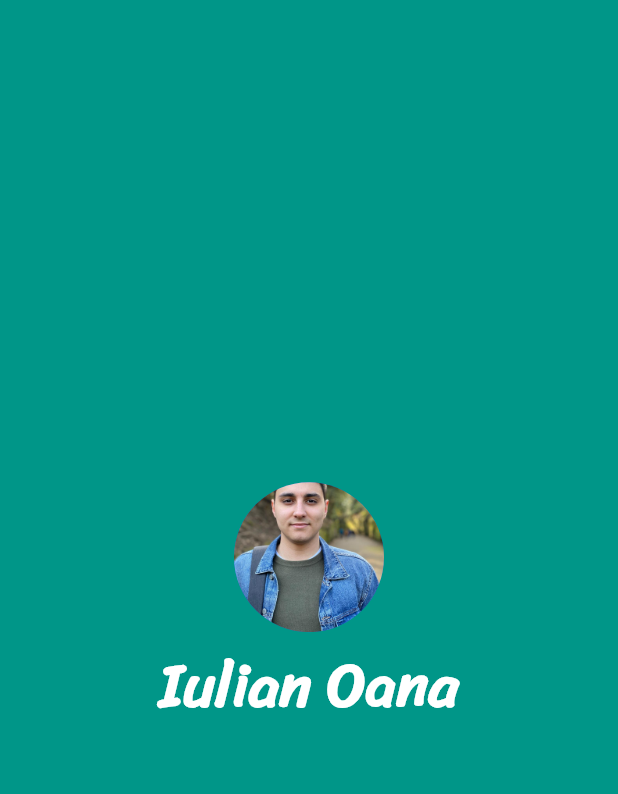
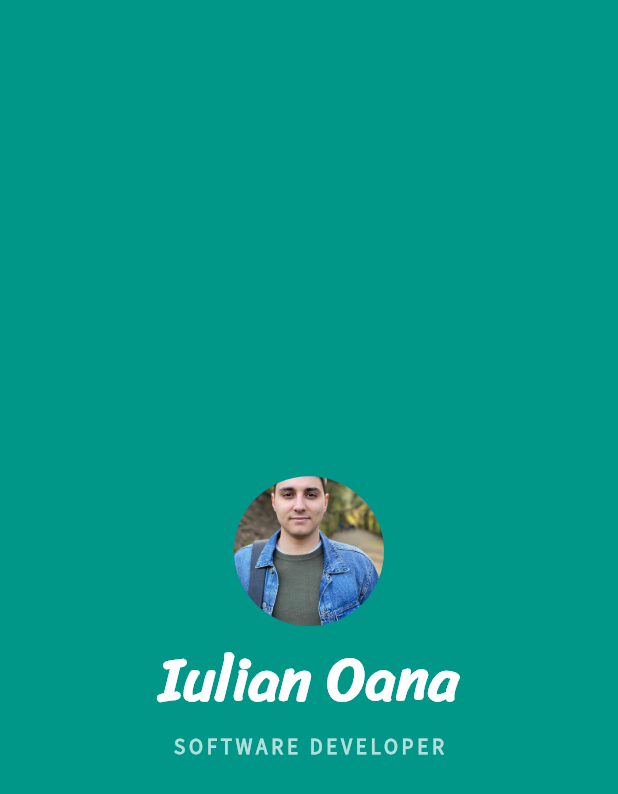
Before and after one commit to codewithiulian/my_card, a Flutter app: the screen it shows after launch, on a phone screen of 412 x 824 dp. Shown: the top 794 px of the screen. Run offline on Flutter 3.47's test engine with Material 2 defaults, Android fonts, the phone set to English and light mode, and no system bars.

Commit message:
Custom font-2

```diff
--- a/lib/main.dart
+++ b/lib/main.dart
@@ -29,9 +29,14 @@ class MyApp extends StatelessWidget {
                       fontFamily: 'Sriracha'
                     ),
                   ),
-                  Container(
-                    height: 10.0,
-                    color: Colors.white,
+                  Text(
+                    'SOFTWARE DEVELOPER',
+                    style: TextStyle(
+                      color: Colors.teal.shade100,
+                      fontFamily: 'Source Sans Pro',
+                      letterSpacing: 2.5,
+                      fontWeight: FontWeight.bold
+                    ),
                   ),
                 ],
               ),
--- a/pubspec.yaml
+++ b/pubspec.yaml
@@ -39,5 +39,6 @@ flutter:
     - family: Sriracha
       fonts:
         - asset: fonts/Sriracha-Regular.ttf
-#        - asset: fonts/Sriracha-Regular.ttf
-#          style: italic
+    - family: Source Sans Pro
+      fonts:
+        - asset: fonts/SourceSansPro-Regular.ttf
```
Also changed, not shown: fonts/SourceSansPro-Regular.ttf (added).
